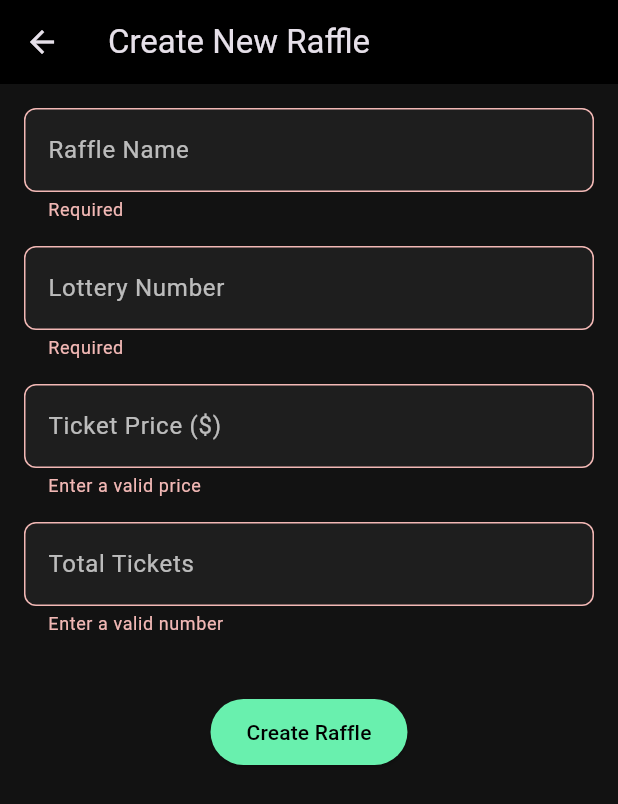
After one commit to magq2002/raffleFlutter, a Flutter app: the CreateRafflePage screen opened directly, after a tap on "Create Raffle", on a phone screen of 412 x 824 dp. The commit adds this screen. Shown: the top 804 px of the screen. Run offline on Flutter 3.47's test engine with Material 3 defaults, Android fonts, the phone set to English and light mode, and no system bars; our stand-ins replace flutter_bloc.

Commit message:
second version of raffle

```diff
--- a/lib/features/raffles/domain/entities/raffle.dart
+++ b/lib/features/raffles/domain/entities/raffle.dart
@@ -4,7 +4,7 @@ class Raffle {
   final String lotteryNumber;
   final double price;
   final int totalTickets;
-  final String status; // 'active', 'inactive', 'expired'
+  final String status;
   final bool deleted;
   final DateTime? deletedAt;
   final DateTime createdAt;
@@ -22,4 +22,30 @@ class Raffle {
     required this.createdAt,
     required this.updatedAt,
   });
+
+  Raffle copyWith({
+    int? id,
+    String? name,
+    String? lotteryNumber,
+    double? price,
+    int? totalTickets,
+    String? status,
+    bool? deleted,
+    DateTime? deletedAt,
+    DateTime? createdAt,
+    DateTime? updatedAt,
+  }) {
+    return Raffle(
+      id: id ?? this.id,
+      name: name ?? this.name,
+      lotteryNumber: lotteryNumber ?? this.lotteryNumber,
+      price: price ?? this.price,
+      totalTickets: totalTickets ?? this.totalTickets,
+      status: status ?? this.status,
+      deleted: deleted ?? this.deleted,
+      deletedAt: deletedAt ?? this.deletedAt,
+      createdAt: createdAt ?? this.createdAt,
+      updatedAt: updatedAt ?? this.updatedAt,
+    );
+  }
 }
--- /dev/null
+++ b/lib/features/raffles/presentation/bloc/raffle_cubit.dart
@@ -0,0 +1,42 @@
+import 'package:flutter_bloc/flutter_bloc.dart';
+import 'raffle_state.dart';
+import '../../domain/entities/raffle.dart';
+import '../../domain/entities/ticket.dart';
+
+class RaffleCubit extends Cubit<RaffleState> {
+  RaffleCubit() : super(RaffleState());
+
+  void loadRaffle(Raffle raffle, List<Ticket> tickets) {
+    emit(state.copyWith(raffle: raffle, tickets: tickets, loading: false));
+  }
+
+  void updateRaffleStatus(String status) {
+    if (state.raffle == null) return;
+
+    final updated =
+        state.raffle!.copyWith(status: status, updatedAt: DateTime.now());
+    emit(state.copyWith(raffle: updated));
+  }
+
+  void updateTicket(
+    int ticketId, {
+    required String status,
+    String? buyerName,
+    String? buyerContact,
+  }) {
+    final updated = state.tickets.map((ticket) {
+      if (ticket.id == ticketId) {
+        return Ticket(
+          id: ticket.id,
+          number: ticket.number,
+          status: status,
+          buyerName: buyerName,
+          buyerContact: buyerContact,
+        );
+      }
+      return ticket;
+    }).toList();
+
+    emit(state.copyWith(tickets: updated));
+  }
+}
--- /dev/null
+++ b/lib/features/raffles/presentation/bloc/raffle_state.dart
@@ -0,0 +1,30 @@
+import '../../domain/entities/raffle.dart';
+import '../../domain/entities/ticket.dart';
+
+class RaffleState {
+  final Raffle? raffle;
+  final List<Ticket> tickets;
+  final bool loading;
+  final String? error;
+
+  RaffleState({
+    this.raffle,
+    this.tickets = const [],
+    this.loading = false,
+    this.error,
+  });
+
+  RaffleState copyWith({
+    Raffle? raffle,
+    List<Ticket>? tickets,
+    bool? loading,
+    String? error,
+  }) {
+    return RaffleState(
+      raffle: raffle ?? this.raffle,
+      tickets: tickets ?? this.tickets,
+      loading: loading ?? this.loading,
+      error: error,
+    );
+  }
+}
--- /dev/null
+++ b/lib/features/raffles/presentation/pages/create_raffle_page.dart
@@ -0,0 +1,139 @@
+import 'package:flutter/material.dart';
+import 'package:flutter_bloc/flutter_bloc.dart';
+import 'package:uuid/uuid.dart';
+
+import '../../domain/entities/raffle.dart';
+import '../../domain/entities/ticket.dart';
+import '../bloc/raffle_cubit.dart';
+import 'raffle_details_page.dart';
+
+class CreateRafflePage extends StatefulWidget {
+  const CreateRafflePage({super.key});
+
+  @override
+  State<CreateRafflePage> createState() => _CreateRafflePageState();
+}
+
+class _CreateRafflePageState extends State<CreateRafflePage> {
+  final _formKey = GlobalKey<FormState>();
+  final _nameController = TextEditingController();
+  final _numberController = TextEditingController();
+  final _priceController = TextEditingController();
+  final _totalController = TextEditingController();
+
+  bool _isSubmitting = false;
+
+  void _submitForm() {
+    if (!_formKey.currentState!.validate()) return;
+
+    final raffle = Raffle(
+      id: const Uuid().v4().hashCode, // id temporal basado en UUID
+      name: _nameController.text.trim(),
+      lotteryNumber: _numberController.text.trim(),
+      price: double.parse(_priceController.text.trim()),
+      totalTickets: int.parse(_totalController.text.trim()),
+      status: 'active',
+      deleted: false,
+      deletedAt: null,
+      createdAt: DateTime.now(),
+      updatedAt: DateTime.now(),
+    );
+
+    final tickets = List.generate(
+      raffle.totalTickets,
+      (i) => Ticket(
+        id: i,
+        number: i + 1,
+        status: 'available',
+        buyerName: null,
+        buyerContact: null,
+      ),
+    );
+
+    setState(() => _isSubmitting = true);
+
+    context.read<RaffleCubit>().loadRaffle(raffle, tickets);
+
+    // Navegar al detalle
+    Navigator.pushReplacement(
+      context,
+      MaterialPageRoute(builder: (_) => const RaffleDetailsPage()),
+    );
+  }
+
+  @override
+  Widget build(BuildContext context) {
+    return Scaffold(
+      backgroundColor: const Color(0xFF121212),
+      appBar: AppBar(
+        title: const Text('Create New Raffle'),
+        backgroundColor: Colors.black,
+      ),
+      body: Padding(
+        padding: const EdgeInsets.all(16),
+        child: Form(
+          key: _formKey,
+          child: Column(children: [
+            _buildInput('Raffle Name', _nameController, validator: (v) {
+              if (v == null || v.trim().isEmpty) return 'Required';
+              return null;
+            }),
+            _buildInput('Lottery Number', _numberController, validator: (v) {
+              if (v == null || v.trim().isEmpty) return 'Required';
+              return null;
+            }),
+            _buildInput('Ticket Price (\$)', _priceController,
+                keyboardType: TextInputType.number, validator: (v) {
+              if (v == null ||
+                  double.tryParse(v) == null ||
+                  double.parse(v) <= 0) {
+                return 'Enter a valid price';
+              }
+              return null;
+            }),
+            _buildInput('Total Tickets', _totalController,
+                keyboardType: TextInputType.number, validator: (v) {
+              if (v == null || int.tryParse(v) == null || int.parse(v) <= 0) {
+                return 'Enter a valid number';
+              }
+              return null;
+            }),
+            const SizedBox(height: 24),
+            ElevatedButton(
+              onPressed: _isSubmitting ? null : _submitForm,
+              style: ElevatedButton.styleFrom(
+                backgroundColor: Colors.greenAccent,
+                padding:
+                    const EdgeInsets.symmetric(horizontal: 24, vertical: 12),
+              ),
+              child: _isSubmitting
+                  ? const CircularProgressIndicator(color: Colors.black)
+                  : const Text('Create Raffle',
+                      style: TextStyle(color: Colors.black)),
+            ),
+          ]),
+        ),
+      ),
+    );
+  }
+
+  Widget _buildInput(String label, TextEditingController controller,
+      {String? Function(String?)? validator, TextInputType? keyboardType}) {
+    return Padding(
+      padding: const EdgeInsets.only(bottom: 16),
+      child: TextFormField(
+        controller: controller,
+        keyboardType: keyboardType,
+        style: const TextStyle(color: Colors.white),
+        decoration: InputDecoration(
+          labelText: label,
+          labelStyle: const TextStyle(color: Colors.white70),
+          filled: true,
+          fillColor: const Color(0xFF1e1e1e),
+          border: OutlineInputBorder(borderRadius: BorderRadius.circular(8)),
+        ),
+        validator: validator,
+      ),
+    );
+  }
+}
--- a/lib/features/raffles/presentation/widgets/ticket_grid.dart
+++ b/lib/features/raffles/presentation/widgets/ticket_grid.dart
@@ -3,18 +3,23 @@ import '../../domain/entities/ticket.dart';
 
 class TicketGrid extends StatelessWidget {
   final List<Ticket> tickets;
+  final void Function(Ticket)? onTap;
 
-  const TicketGrid({super.key, required this.tickets});
+  const TicketGrid({
+    super.key,
+    required this.tickets,
+    this.onTap,
+  });
 
   @override
   Widget build(BuildContext context) {
-    const int columns = 10;
-
     return Wrap(
       spacing: 8,
       runSpacing: 8,
       children: tickets.map((ticket) {
-        return Container(
+        return GestureDetector(
+          onTap: () => onTap?.call(ticket),
+          child: Container(
             width: 30,
             height: 30,
             alignment: Alignment.center,
@@ -25,6 +30,7 @@ class TicketGrid extends StatelessWidget {
             child: Text(
               ticket.number.toString(),
               style: const TextStyle(color: Colors.white, fontSize: 12),
+            ),
           ),
         );
       }).toList(),
--- a/pubspec.yaml
+++ b/pubspec.yaml
@@ -30,6 +30,9 @@ environment:
 dependencies:
   flutter:
     sdk: flutter
+
+  flutter_bloc: ^8.1.3
+  uuid: ^4.2.2
 
 
   # The following adds the Cupertino Icons font to your application.
```
Also changed, not shown: lib/features/raffles/presentation/pages/raffle_details_page.dart (+98 -50 lines), lib/features/raffles/presentation/widgets/ticket_info_modal.dart (+66 -155 lines), lib/main.dart (+35 -16 lines), pubspec.lock. Lines whose indentation alone changed are shown as unchanged.
